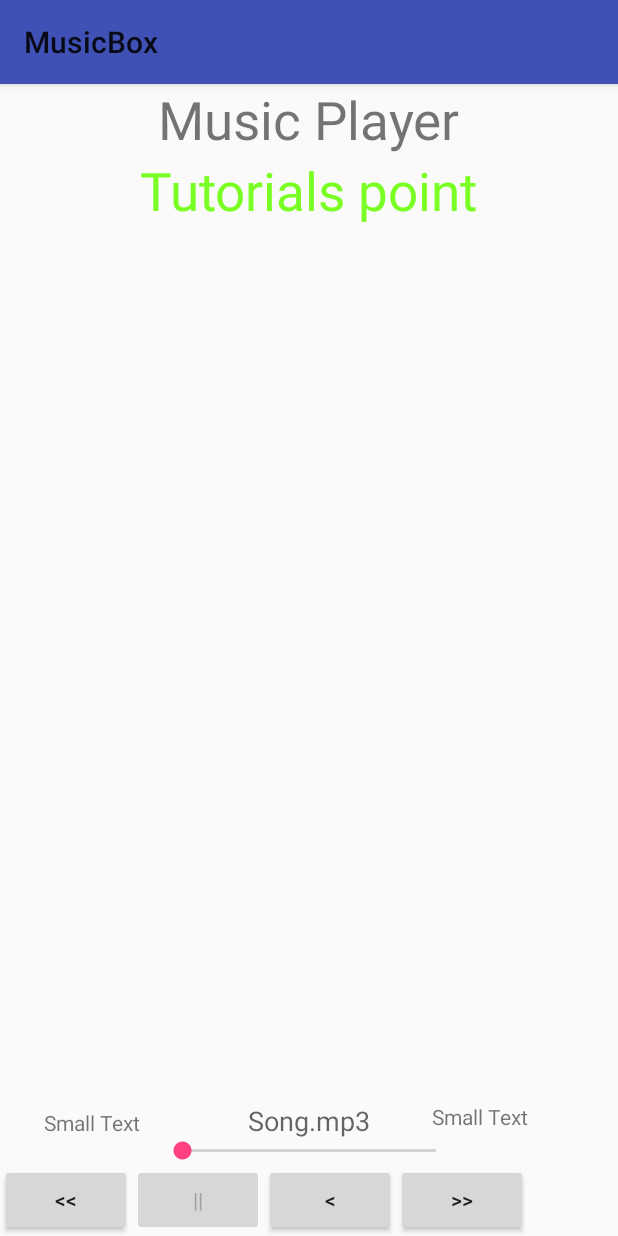
After one commit to pdelmonte/MusicBox, an Android app: the TestActivity screen opened directly, with no data from a screen before it, on a phone screen of 412 x 824 dp. The commit adds this screen. Run offline under Robolectric (Android 15) with nearby library versions, the phone set to English and light mode, and no system bars.

Commit message:
Trying to setup Service to play media

```diff
--- a/app/src/main/AndroidManifest.xml
+++ b/app/src/main/AndroidManifest.xml
@@ -16,6 +16,8 @@
                 <category android:name="android.intent.category.LAUNCHER" />
             </intent-filter>
         </activity>
+        <activity android:name=".TestActivity" />
+        <activity android:name=".PlayerActivity"></activity>
     </application>
 
 </manifest>
--- /dev/null
+++ b/app/src/main/java/org/bts/android/musicbox/TestActivity.java
@@ -0,0 +1,142 @@
+package org.bts.android.musicbox;
+
+
+import android.media.MediaPlayer;
+import android.os.Bundle;
+import android.os.Handler;
+import android.support.v7.app.AppCompatActivity;
+import android.view.View;
+import android.widget.Button;
+import android.widget.ImageView;
+import android.widget.SeekBar;
+import android.widget.TextView;
+import android.widget.Toast;
+import java.util.concurrent.TimeUnit;
+
+
+public class TestActivity extends AppCompatActivity {
+    private Button b1,b2,b3,b4;
+    private ImageView iv;
+    private MediaPlayer mediaPlayer;
+
+    private double startTime = 0;
+    private double finalTime = 0;
+
+    private Handler myHandler = new Handler();;
+    private int forwardTime = 5000;
+    private int backwardTime = 5000;
+    private SeekBar seekbar;
+    private TextView tx1,tx2,tx3;
+
+    public static int oneTimeOnly = 0;
+    @Override
+    protected void onCreate(Bundle savedInstanceState) {
+        super.onCreate(savedInstanceState);
+        setContentView(R.layout.activity_test);
+
+        b1 = (Button) findViewById(R.id.button);
+        b2 = (Button) findViewById(R.id.button2);
+        b3 = (Button)findViewById(R.id.button3);
+        b4 = (Button)findViewById(R.id.button4);
+        iv = (ImageView)findViewById(R.id.imageView);
+
+        tx1 = (TextView)findViewById(R.id.textView2);
+        tx2 = (TextView)findViewById(R.id.textView3);
+        tx3 = (TextView)findViewById(R.id.textView4);
+        tx3.setText("Song.mp3");
+
+        mediaPlayer = MediaPlayer.create(this, R.raw.bensoundbrazilsamba);
+        seekbar = (SeekBar)findViewById(R.id.seekBar);
+        seekbar.setClickable(false);
+        b2.setEnabled(false);
+
+        b3.setOnClickListener(new View.OnClickListener() {
+            @Override
+            public void onClick(View v) {
+                Toast.makeText(getApplicationContext(), "Playing sound",Toast.LENGTH_SHORT).show();
+                        mediaPlayer.start();
+
+                finalTime = mediaPlayer.getDuration();
+                startTime = mediaPlayer.getCurrentPosition();
+
+                if (oneTimeOnly == 0) {
+                    seekbar.setMax((int) finalTime);
+                    oneTimeOnly = 1;
+                }
+
+                tx2.setText(String.format("%d min, %d sec",
+                        TimeUnit.MILLISECONDS.toMinutes((long) finalTime),
+                        TimeUnit.MILLISECONDS.toSeconds((long) finalTime) -
+                                TimeUnit.MINUTES.toSeconds(TimeUnit.MILLISECONDS.toMinutes((long)
+                                        finalTime)))
+                );
+
+                tx1.setText(String.format("%d min, %d sec",
+                        TimeUnit.MILLISECONDS.toMinutes((long) startTime),
+                        TimeUnit.MILLISECONDS.toSeconds((long) startTime) -
+                                TimeUnit.MINUTES.toSeconds(TimeUnit.MILLISECONDS.toMinutes((long)
+                                        startTime)))
+                );
+
+                seekbar.setProgress((int)startTime);
+                myHandler.postDelayed(UpdateSongTime,100);
+                b2.setEnabled(true);
+                b3.setEnabled(false);
+            }
+        });
+
+        b2.setOnClickListener(new View.OnClickListener() {
+            @Override
+            public void onClick(View v) {
+                Toast.makeText(getApplicationContext(), "Pausing sound",Toast.LENGTH_SHORT).show();
+                        mediaPlayer.pause();
+                b2.setEnabled(false);
+                b3.setEnabled(true);
+            }
+        });
+
+        b1.setOnClickListener(new View.OnClickListener() {
+            @Override
+            public void onClick(View v) {
+                int temp = (int)startTime;
+
+                if((temp+forwardTime)<=finalTime){
+                    startTime = startTime + forwardTime;
+                    mediaPlayer.seekTo((int) startTime);
+                    Toast.makeText(getApplicationContext(),"You have Jumped forward 5 seconds",Toast.LENGTH_SHORT).show();
+                }else{
+                    Toast.makeText(getApplicationContext(),"Cannot jump forward 5 seconds",Toast.LENGTH_SHORT).show();
+                }
+            }
+        });
+
+        b4.setOnClickListener(new View.OnClickListener() {
+            @Override
+            public void onClick(View v) {
+                int temp = (int)startTime;
+
+                if((temp-backwardTime)>0){
+                    startTime = startTime - backwardTime;
+                    mediaPlayer.seekTo((int) startTime);
+                    Toast.makeText(getApplicationContext(),"You have Jumped backward 5 seconds",Toast.LENGTH_SHORT).show();
+                }else{
+                    Toast.makeText(getApplicationContext(),"Cannot jump backward 5 seconds",Toast.LENGTH_SHORT).show();
+                }
+            }
+        });
+    }
+
+    private Runnable UpdateSongTime = new Runnable() {
+        public void run() {
+            startTime = mediaPlayer.getCurrentPosition();
+            tx1.setText(String.format("%d min, %d sec",
+                    TimeUnit.MILLISECONDS.toMinutes((long) startTime),
+                    TimeUnit.MILLISECONDS.toSeconds((long) startTime) -
+                            TimeUnit.MINUTES.toSeconds(TimeUnit.MILLISECONDS.
+                                    toMinutes((long) startTime)))
+            );
+            seekbar.setProgress((int)startTime);
+            myHandler.postDelayed(this, 100);
+        }
+    };
+}
--- /dev/null
+++ b/app/src/main/res/layout/activity_test.xml
@@ -0,0 +1,107 @@
+<?xml version="1.0" encoding="utf-8"?>
+<RelativeLayout xmlns:android="http://schemas.android.com/apk/res/android"
+xmlns:tools="http://schemas.android.com/tools" android:layout_width="match_parent"
+android:layout_height="match_parent"
+tools:context=".TestActivity">
+
+<TextView android:text="Music Player" android:layout_width="wrap_content"
+    android:layout_height="wrap_content"
+    android:id="@+id/textview"
+    android:textSize="35dp"
+    android:layout_alignParentTop="true"
+    android:layout_centerHorizontal="true" />
+
+<TextView
+    android:layout_width="wrap_content"
+    android:layout_height="wrap_content"
+    android:text="Tutorials point"
+    android:id="@+id/textView"
+    android:layout_below="@+id/textview"
+    android:layout_centerHorizontal="true"
+    android:textColor="#ff7aff24"
+    android:textSize="35dp" />
+
+<ImageView
+    android:layout_width="wrap_content"
+    android:layout_height="wrap_content"
+    android:id="@+id/imageView"
+    android:layout_below="@+id/textView"
+    android:layout_centerHorizontal="true"
+    ></ImageView>
+
+<Button
+    android:layout_width="wrap_content"
+    android:layout_height="wrap_content"
+    android:text="@string/forward"
+    android:id="@+id/button"
+    android:layout_alignParentBottom="true"
+    android:layout_toRightOf="@+id/button3"
+    android:layout_toEndOf="@+id/button3" />
+
+<Button
+    android:layout_width="wrap_content"
+    android:layout_height="wrap_content"
+    android:text="@string/pause"
+    android:id="@+id/button2"
+    android:layout_alignParentBottom="true"
+    android:layout_toRightOf="@+id/button4"
+    android:layout_toEndOf="@+id/button4" />
+
+<Button
+    android:layout_width="wrap_content"
+    android:layout_height="wrap_content"
+    android:text="@string/back"
+    android:id="@+id/button3"
+    android:layout_alignTop="@+id/button2"
+    android:layout_toRightOf="@+id/button2"
+    android:layout_toEndOf="@+id/button2" />
+
+<Button
+    android:layout_width="wrap_content"
+    android:layout_height="wrap_content"
+    android:text="@string/rewind"
+    android:id="@+id/button4"
+    android:layout_alignParentBottom="true"
+    />
+
+<SeekBar
+    android:layout_width="wrap_content"
+    android:layout_height="wrap_content"
+    android:id="@+id/seekBar"
+    android:layout_alignLeft="@+id/textview"
+    android:layout_alignStart="@+id/textview"
+    android:layout_alignRight="@+id/textview"
+    android:layout_alignEnd="@+id/textview"
+    android:layout_above="@+id/button" />
+
+<TextView
+    android:layout_width="wrap_content"
+    android:layout_height="wrap_content"
+    android:textAppearance="?android:attr/textAppearanceSmall"
+    android:text="Small Text"
+    android:id="@+id/textView2"
+    android:layout_above="@+id/seekBar"
+    android:layout_toLeftOf="@+id/textView"
+    android:layout_toStartOf="@+id/textView" />
+
+<TextView
+    android:layout_width="wrap_content"
+    android:layout_height="wrap_content"
+    android:textAppearance="?android:attr/textAppearanceSmall"
+    android:text="Small Text"
+    android:id="@+id/textView3"
+    android:layout_alignTop="@+id/textView4"
+    android:layout_alignRight="@+id/button"
+    android:layout_alignEnd="@+id/button" />
+
+<TextView
+    android:layout_width="wrap_content"
+    android:layout_height="wrap_content"
+    android:textAppearance="?android:attr/textAppearanceMedium"
+    android:text="Medium Text"
+    android:id="@+id/textView4"
+    android:layout_alignBaseline="@+id/textView2"
+    android:layout_alignBottom="@+id/textView2"
+    android:layout_centerHorizontal="true" />
+
+</RelativeLayout>
--- a/app/src/main/res/values/strings.xml
+++ b/app/src/main/res/values/strings.xml
@@ -1,3 +1,8 @@
 <resources>
     <string name="app_name">MusicBox</string>
+    <string name="back"><![CDATA[<]]></string>
+    <string name="rewind"><![CDATA[<<]]></string>
+    <string name="forward"><![CDATA[>>]]></string>
+    <string name="pause">||</string>
+    <string name="start_btn">Launch Media Player</string>
 </resources>
```
Also changed, not shown: app/src/main/java/org/bts/android/musicbox/MainActivity.java (+24 -1 lines), app/src/main/java/org/bts/android/musicbox/PlayService.java (added, +45 -0 lines), app/src/main/java/org/bts/android/musicbox/PlayerActivity.java (added, +94 -0 lines), app/src/main/res/layout/activity_main.xml (+7 -10 lines), app/src/main/res/layout/activity_player.xml (added, +89 -0 lines).
